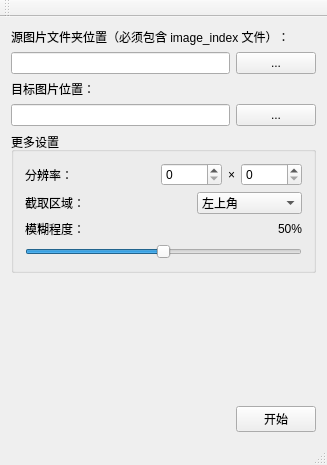
Before: the Qt Designer form Frankenstein/mainwindow.ui in LovEveRv/Frankenstein, drawn with Qt 5.
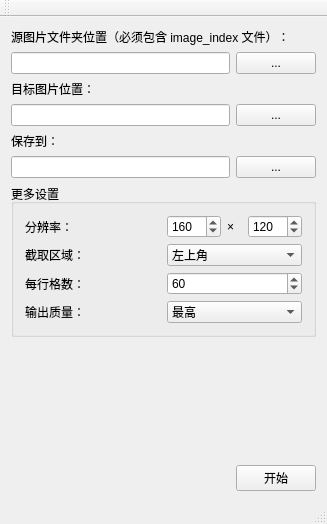
After: the same form once the commit is applied.

What changed in the file:
```diff
--- a/Frankenstein/mainwindow.ui
+++ b/Frankenstein/mainwindow.ui
@@ -7,14 +7,14 @@
     <x>0</x>
     <y>0</y>
     <width>327</width>
-    <height>465</height>
+    <height>524</height>
    </rect>
   </property>
   <property name="windowTitle">
    <string>Frankenstein</string>
   </property>
   <widget class="QWidget" name="centralWidget">
-   <layout class="QVBoxLayout" name="verticalLayout_2">
+   <layout class="QVBoxLayout" name="verticalLayout">
     <item>
      <widget class="QLabel" name="label">
       <property name="text">
@@ -57,38 +57,49 @@
       </item>
      </layout>
     </item>
+    <item>
+     <widget class="QLabel" name="label_7">
+      <property name="text">
+       <string>保存到：</string>
+      </property>
+     </widget>
+    </item>
+    <item>
+     <layout class="QHBoxLayout" name="horizontalLayout_8">
+      <item>
+       <widget class="QLineEdit" name="save_path"/>
+      </item>
+      <item>
+       <widget class="QPushButton" name="pushButton_5">
+        <property name="text">
+         <string>...</string>
+        </property>
+       </widget>
+      </item>
+     </layout>
+    </item>
     <item>
      <widget class="QGroupBox" name="groupBox">
       <property name="title">
        <string>更多设置</string>
       </property>
-      <layout class="QVBoxLayout" name="verticalLayout">
-       <item>
-        <layout class="QHBoxLayout" name="horizontalLayout_5">
-         <item>
+      <layout class="QGridLayout" name="gridLayout">
+       <item row="0" column="0">
           <widget class="QLabel" name="label_3">
            <property name="text">
             <string>分辨率：</string>
            </property>
           </widget>
          </item>
+       <item row="0" column="1">
+        <layout class="QHBoxLayout" name="horizontalLayout_4">
          <item>
-          <spacer name="horizontalSpacer_2">
-           <property name="orientation">
-            <enum>Qt::Horizontal</enum>
-           </property>
-           <property name="sizeHint" stdset="0">
-            <size>
-             <width>40</width>
-             <height>20</height>
-            </size>
-           </property>
-          </spacer>
-         </item>
-         <item>
-          <widget class="QSpinBox" name="spinBox">
+          <widget class="QSpinBox" name="spin_width">
            <property name="maximum">
-            <number>10000</number>
+            <number>9999</number>
+           </property>
+           <property name="value">
+            <number>160</number>
            </property>
           </widget>
          </item>
@@ -100,37 +111,25 @@
           </widget>
          </item>
          <item>
-          <widget class="QSpinBox" name="spinBox_2">
+          <widget class="QSpinBox" name="spin_height">
            <property name="maximum">
-            <number>10000</number>
+            <number>9999</number>
+           </property>
+           <property name="value">
+            <number>120</number>
            </property>
           </widget>
          </item>
         </layout>
        </item>
-       <item>
-        <layout class="QHBoxLayout" name="horizontalLayout_4">
-         <item>
+       <item row="1" column="0">
           <widget class="QLabel" name="label_4">
            <property name="text">
             <string>截取区域：</string>
            </property>
           </widget>
          </item>
-         <item>
-          <spacer name="horizontalSpacer_3">
-           <property name="orientation">
-            <enum>Qt::Horizontal</enum>
-           </property>
-           <property name="sizeHint" stdset="0">
-            <size>
-             <width>40</width>
-             <height>20</height>
-            </size>
-           </property>
-          </spacer>
-         </item>
-         <item>
+       <item row="1" column="1">
           <widget class="QComboBox" name="comboBox">
            <property name="sizePolicy">
             <sizepolicy hsizetype="Expanding" vsizetype="Fixed">
@@ -155,54 +154,55 @@
            </item>
           </widget>
          </item>
-        </layout>
-       </item>
-       <item>
-        <layout class="QHBoxLayout" name="horizontalLayout_6">
-         <item>
+       <item row="2" column="0">
           <widget class="QLabel" name="label_5">
-           <property name="text">
-            <string>模糊程度：</string>
-           </property>
-          </widget>
-         </item>
-         <item>
-          <widget class="QLabel" name="vague_arg_value">
            <property name="sizePolicy">
-            <sizepolicy hsizetype="Fixed" vsizetype="Preferred">
+          <sizepolicy hsizetype="Expanding" vsizetype="Preferred">
              <horstretch>0</horstretch>
              <verstretch>0</verstretch>
             </sizepolicy>
            </property>
            <property name="text">
-            <string>50%</string>
-           </property>
-           <property name="alignment">
-            <set>Qt::AlignRight|Qt::AlignTrailing|Qt::AlignVCenter</set>
-           </property>
-          </widget>
-         </item>
-        </layout>
-       </item>
-       <item>
-        <widget class="QSlider" name="horizontalSlider">
-         <property name="sizePolicy">
-          <sizepolicy hsizetype="Expanding" vsizetype="Fixed">
-           <horstretch>0</horstretch>
-           <verstretch>0</verstretch>
-          </sizepolicy>
-         </property>
+          <string>每行格数：</string>
+         </property>
+        </widget>
+       </item>
+       <item row="2" column="1">
+        <widget class="QSpinBox" name="spin_bprow">
          <property name="maximum">
-          <number>100</number>
+          <number>999</number>
          </property>
          <property name="value">
-          <number>50</number>
+          <number>60</number>
          </property>
-         <property name="orientation">
-          <enum>Qt::Horizontal</enum>
+        </widget>
+       </item>
+       <item row="3" column="0">
+        <widget class="QLabel" name="label_8">
+         <property name="text">
+          <string>输出质量：</string>
          </property>
         </widget>
        </item>
+       <item row="3" column="1">
+        <widget class="QComboBox" name="quality_choice">
+         <item>
+          <property name="text">
+           <string>最高</string>
+          </property>
+         </item>
+         <item>
+          <property name="text">
+           <string>最低</string>
+          </property>
+         </item>
+         <item>
+          <property name="text">
+           <string>合适</string>
+          </property>
+         </item>
+        </widget>
+       </item>
       </layout>
      </widget>
     </item>
```
Lines whose indentation alone changed are shown as unchanged.
